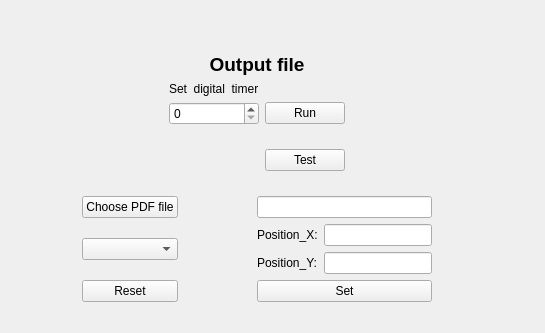
This is GUI/OCR_GUI.ui in Gaopeng-Bai/OCR_RT_monitor as Qt 5 draws it before an edit; both pictures show x 0 to 545 and y 215 to 548 of the 1010 by 548 pixel window. The edited form follows.
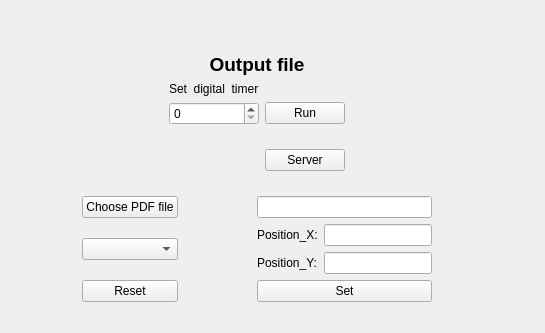
This is the edited form. Icons and pictures are not drawn.

What changed in the file:
```diff
--- a/GUI/OCR_GUI.ui
+++ b/GUI/OCR_GUI.ui
@@ -249,7 +249,7 @@
             <item row="2" column="2">
              <widget class="QPushButton" name="test">
               <property name="text">
-               <string>Test</string>
+               <string>Server</string>
               </property>
              </widget>
             </item>
```
